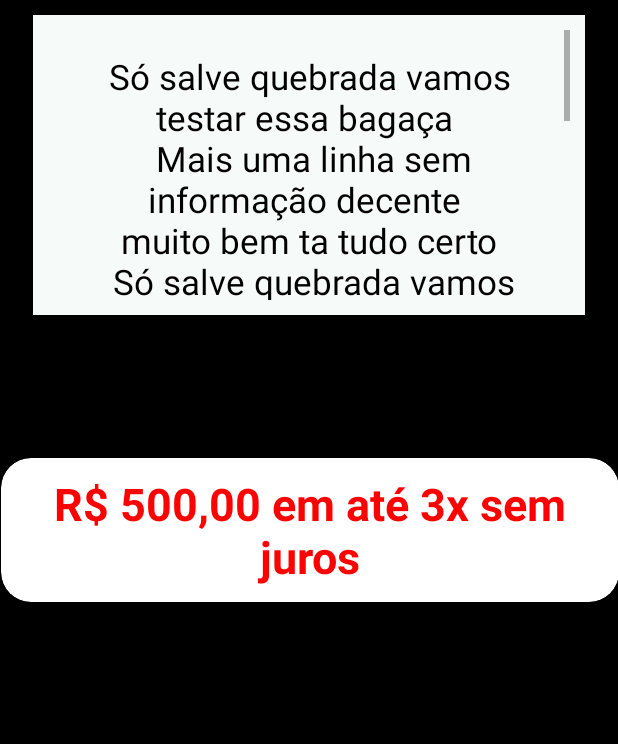
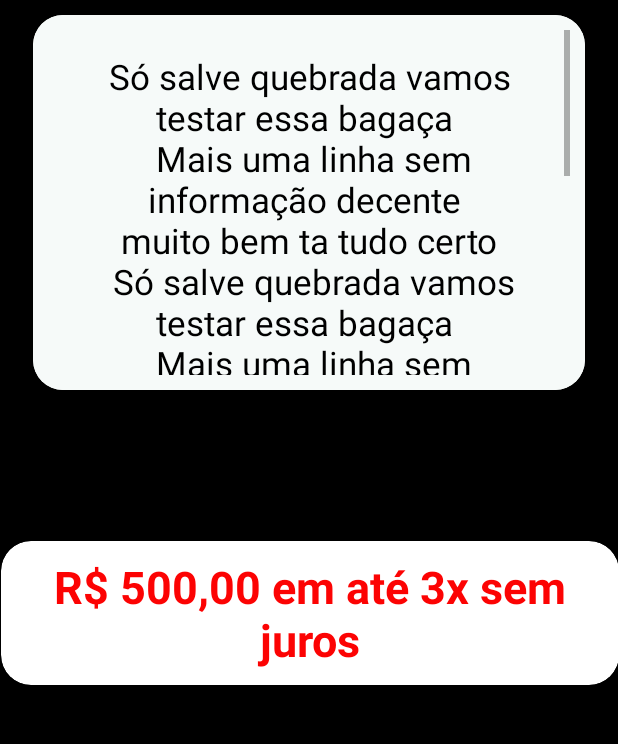
Before and after one commit to erikAntunes/AppTitanzTech-release-1.0, an Android app: the DetalhesPromocoesActivity screen opened directly, with no data from a screen before it, on a phone screen of 412 x 824 dp, the part 370-1114 px from its top. Run offline under Robolectric (Android 15) with nearby library versions, the phone set to English and light mode, and no system bars; our stand-ins replace CircleImageView, Picasso; libraries missing offline, so code that uses them is left out: cn.pedant; pictures from the network do not load; 12 statements that could not run were skipped.

Commit message:
mockando dados

```diff
--- a/app/src/main/res/layout/activity_detalhes_promocoes.xml
+++ b/app/src/main/res/layout/activity_detalhes_promocoes.xml
@@ -23,19 +23,26 @@
 
     </de.hdodenhof.circleimageview.CircleImageView>
 
-    <ScrollView
-        android:id="@+id/scrollView2"
+    <com.google.android.material.card.MaterialCardView
+        android:id="@+id/materialCardView"
         android:layout_width="match_parent"
-        android:layout_height="200dp"
+        android:layout_height="250dp"
         android:layout_marginStart="22dp"
         android:layout_marginTop="10dp"
         android:layout_marginEnd="22dp"
-        android:background="@color/colorPrimary"
-        android:padding="10dp"
+        app:cardCornerRadius="20dp"
         app:layout_constraintEnd_toEndOf="parent"
         app:layout_constraintHorizontal_bias="1.0"
         app:layout_constraintStart_toStartOf="parent"
         app:layout_constraintTop_toBottomOf="@+id/nome_detalhes_promocoes_textView">
+
+
+        <ScrollView
+            android:id="@+id/scrollView2"
+            android:layout_width="match_parent"
+            android:layout_height="match_parent"
+            android:background="@color/colorPrimary"
+            android:padding="10dp">
 
             <TextView
                 android:id="@+id/detalhes_promocoes_textView"
@@ -48,6 +55,7 @@
                 android:textSize="23sp" />
 
         </ScrollView>
+    </com.google.android.material.card.MaterialCardView>
 
     <TextView
         android:id="@+id/nome_detalhes_promocoes_textView"
@@ -99,29 +107,28 @@
 
 
     <com.google.android.material.card.MaterialCardView
-       app:cardCornerRadius="20dp"
+        android:layout_width="wrap_content"
+        android:layout_height="wrap_content"
         android:layout_marginStart="40dp"
         android:layout_marginEnd="40dp"
-       android:layout_width="wrap_content"
-       android:layout_height="wrap_content"
+        android:layout_marginBottom="20dp"
+        app:cardCornerRadius="20dp"
         app:layout_constraintBottom_toBottomOf="parent"
         app:layout_constraintEnd_toEndOf="parent"
         app:layout_constraintHorizontal_bias="0.498"
         app:layout_constraintStart_toStartOf="parent"
-       app:layout_constraintTop_toBottomOf="@+id/scrollView2"
-       app:layout_constraintVertical_bias="0.38"
-       android:layout_marginBottom="20dp">
+        app:layout_constraintTop_toBottomOf="@+id/materialCardView">
 
         <TextView
             android:id="@+id/preco_detalhes_promocoes_textView"
             android:layout_width="wrap_content"
             android:layout_height="wrap_content"
+            android:gravity="center"
             android:padding="10dp"
-        android:gravity="center"
-        android:textStyle="bold"
             android:text="R$ 500,00 em até 3x sem juros"
             android:textColor="@color/colorAccent"
-        android:textSize="30sp" />
+            android:textSize="30sp"
+            android:textStyle="bold" />
 
     </com.google.android.material.card.MaterialCardView>
 
```
Also changed, not shown: app/src/main/java/com/titanz/titanztech/view/FragmentPromocoes.java (+1 -1 lines), app/src/main/res/layout/activity_destalhes_servicos.xml (+17 -10 lines). Lines whose indentation alone changed are shown as unchanged.
